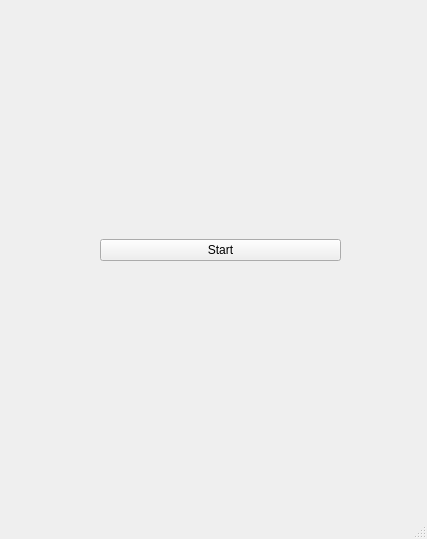
The window that ProjectQT/mainwindow.ui (Maknez/CompProject-) describes before a commit, drawn with Qt 5.
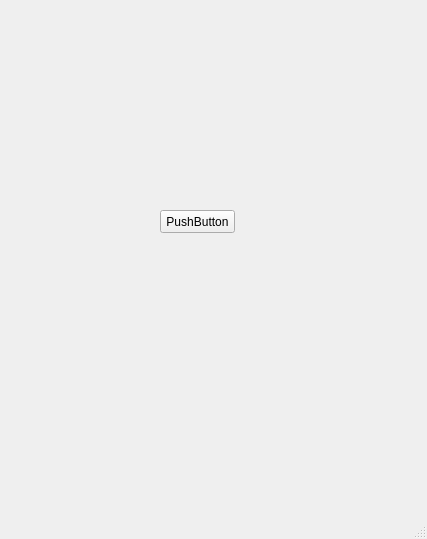
The same window after the commit.

```diff
--- a/ProjectQT/mainwindow.ui
+++ b/ProjectQT/mainwindow.ui
@@ -14,24 +14,18 @@
    <string>MainWindow</string>
   </property>
   <widget class="QWidget" name="centralwidget">
-   <widget class="QWidget" name="verticalLayoutWidget">
+   <widget class="QPushButton" name="pushButton">
     <property name="geometry">
      <rect>
-      <x>100</x>
-      <y>70</y>
-      <width>241</width>
-      <height>361</height>
+      <x>160</x>
+      <y>210</y>
+      <width>75</width>
+      <height>23</height>
      </rect>
     </property>
-    <layout class="QVBoxLayout" name="verticalLayout">
-     <item>
-      <widget class="QPushButton" name="startButton">
-       <property name="text">
-        <string>Start</string>
-       </property>
-      </widget>
-     </item>
-    </layout>
+    <property name="text">
+     <string>PushButton</string>
+    </property>
    </widget>
   </widget>
   <widget class="QMenuBar" name="menubar">
```
